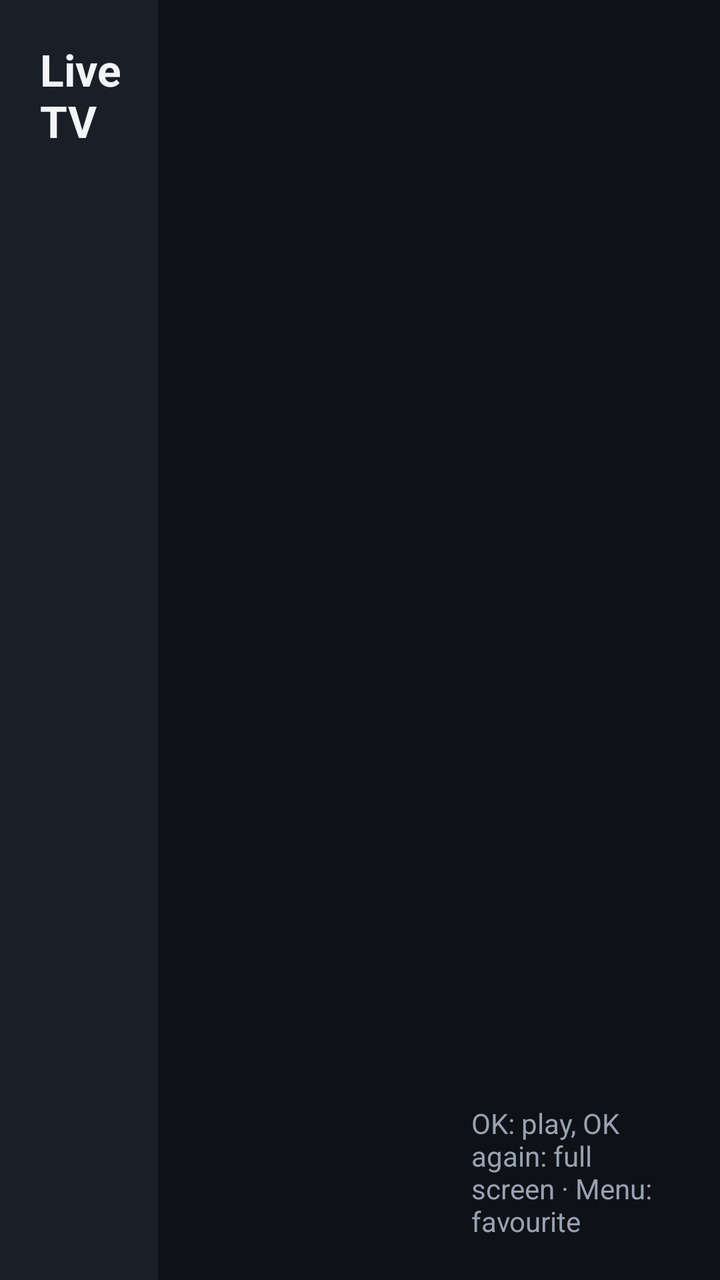
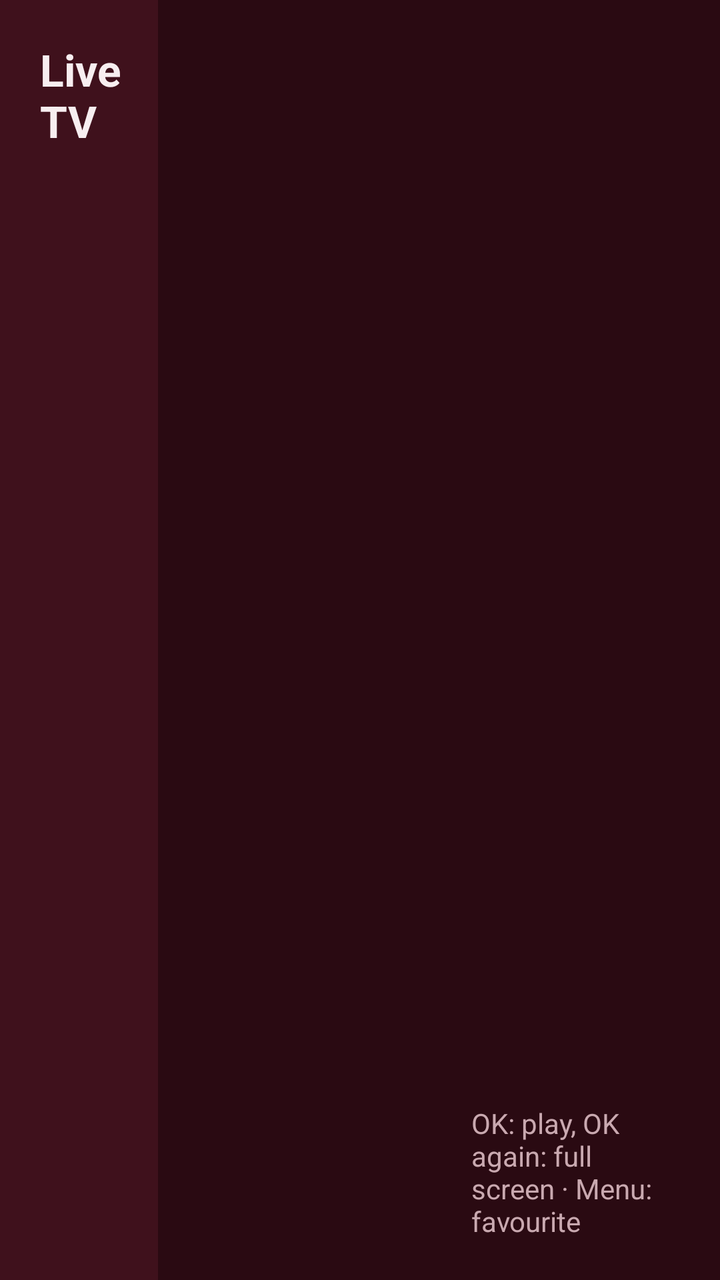

An Android layout rendered at two revisions. The XML below is the earlier revision; the diff shows what the commit changed to produce the second picture.
<!-- AndroidManifest.xml: application theme Theme.IptvPlayer -->
<!-- res/layout/screen_live.xml -->
<?xml version="1.0" encoding="utf-8"?>
<FrameLayout xmlns:android="http://schemas.android.com/apk/res/android"
    android:id="@+id/live_root"
    android:layout_width="match_parent"
    android:layout_height="match_parent"
    android:focusable="false">

    
    <LinearLayout
        android:id="@+id/panels"
        android:layout_width="match_parent"
        android:layout_height="match_parent"
        android:orientation="horizontal">

        <LinearLayout
            android:layout_width="0dp"
            android:layout_height="match_parent"
            android:layout_weight="22"
            android:background="@color/surface"
            android:orientation="vertical"
            android:paddingStart="12dp"
            android:paddingTop="20dp"
            android:paddingEnd="12dp">

            <TextView
                style="@style/Text.Title"
                android:layout_width="wrap_content"
                android:layout_height="wrap_content"
                android:paddingStart="8dp"
                android:text="@string/live_tv"
                android:textSize="22sp" />

            <androidx.recyclerview.widget.RecyclerView
                android:id="@+id/categories"
                android:layout_width="match_parent"
                android:layout_height="match_parent"
                android:layout_marginTop="12dp"
                android:scrollbars="none" />
        </LinearLayout>

        <LinearLayout
            android:layout_width="0dp"
            android:layout_height="match_parent"
            android:layout_weight="38"
            android:background="@color/background"
            android:orientation="vertical"
            android:paddingStart="12dp"
            android:paddingTop="20dp"
            android:paddingEnd="12dp">

            <TextView
                android:id="@+id/category_title"
                style="@style/Text.Body"
                android:layout_width="match_parent"
                android:layout_height="wrap_content"
                android:ellipsize="end"
                android:maxLines="1"
                android:paddingStart="8dp"
                android:textSize="20sp"
                android:textStyle="bold" />

            <FrameLayout
                android:layout_width="match_parent"
                android:layout_height="match_parent"
                android:layout_marginTop="12dp">

                <androidx.recyclerview.widget.RecyclerView
                    android:id="@+id/channels"
                    android:layout_width="match_parent"
                    android:layout_height="match_parent"
                    android:scrollbars="none" />

                <TextView
                    android:id="@+id/empty"
                    style="@style/Text.Secondary"
                    android:layout_width="wrap_content"
                    android:layout_height="wrap_content"
                    android:layout_gravity="center"
                    android:text="@string/no_channels"
                    android:visibility="gone" />
            </FrameLayout>
        </LinearLayout>

        <LinearLayout
            android:id="@+id/right"
            android:layout_width="0dp"
            android:layout_height="match_parent"
            android:layout_weight="40"
            android:orientation="vertical"
            android:padding="20dp">

            
            <View
                android:id="@+id/preview"
                android:layout_width="match_parent"
                android:layout_height="200dp" />

            <TextView
                android:id="@+id/now_name"
                style="@style/Text.Body"
                android:layout_width="match_parent"
                android:layout_height="wrap_content"
                android:layout_marginTop="16dp"
                android:ellipsize="end"
                android:maxLines="2"
                android:textSize="22sp"
                android:textStyle="bold" />

            <TextView
                android:id="@+id/now_status"
                style="@style/Text.Secondary"
                android:layout_width="match_parent"
                android:layout_height="wrap_content"
                android:layout_marginTop="6dp" />

            <View
                android:layout_width="match_parent"
                android:layout_height="0dp"
                android:layout_weight="1" />

            <TextView
                style="@style/Text.Secondary"
                android:layout_width="match_parent"
                android:layout_height="wrap_content"
                android:text="OK: play, OK again: full screen · Menu: favourite"
                android:textSize="14sp" />
        </LinearLayout>
    </LinearLayout>

    
    <LinearLayout
        android:id="@+id/banner"
        android:layout_width="match_parent"
        android:layout_height="wrap_content"
        android:layout_gravity="bottom"
        android:background="@color/scrim"
        android:orientation="vertical"
        android:paddingStart="48dp"
        android:paddingTop="20dp"
        android:paddingEnd="48dp"
        android:paddingBottom="28dp"
        android:visibility="gone">

        <TextView
            android:id="@+id/banner_name"
            style="@style/Text.Title"
            android:layout_width="match_parent"
            android:layout_height="wrap_content"
            android:ellipsize="end"
            android:maxLines="1" />

        <TextView
            android:id="@+id/banner_info"
            style="@style/Text.Secondary"
            android:layout_width="match_parent"
            android:layout_height="wrap_content"
            android:layout_marginTop="4dp" />
    </LinearLayout>

    <TextView
        android:id="@+id/osd_status"
        style="@style/Text.Body"
        android:layout_width="wrap_content"
        android:layout_height="wrap_content"
        android:layout_gravity="center"
        android:background="@color/scrim"
        android:padding="16dp"
        android:visibility="gone" />
</FrameLayout>
<!-- resources referenced by this layout -->
<resources>
  <color name="background">#FF0E1116</color>
  <color name="scrim">#CC0E1116</color>
  <color name="surface">#FF1A1F27</color>
  <string name="live_tv">Live TV</string>
  <string name="no_channels">No channels in this category</string>
  <style name="Text.Body" parent="">
          <item name="android:textColor">@color/text_primary</item>
          <item name="android:textSize">18sp</item>
      </style>
  <style name="Text.Secondary" parent="">
          <item name="android:textColor">@color/text_secondary</item>
          <item name="android:textSize">16sp</item>
      </style>
  <style name="Text.Title" parent="">
          <item name="android:textColor">@color/text_primary</item>
          <item name="android:textSize">28sp</item>
          <item name="android:textStyle">bold</item>
      </style>
  <style name="Theme.IptvPlayer" parent="android:Theme.Material.NoActionBar.Fullscreen">
          <item name="android:windowBackground">@color/background</item>
          <item name="android:colorBackground">@color/background</item>
          <item name="android:colorAccent">@color/accent</item>
          <item name="android:windowContentOverlay">@null</item>
      </style>
  <color name="text_primary">#FFF2F4F7</color>
  <color name="text_secondary">#FF98A2B3</color>
  <color name="accent">#FF2F80ED</color>
</resources>

<!-- the commit's change to res/layout/screen_live.xml (unified diff, before → after) -->
@@ -155,6 +155,23 @@
             android:layout_width="match_parent"
             android:layout_height="wrap_content"
             android:layout_marginTop="4dp" />
+
+        
+        <LinearLayout
+            android:id="@+id/controls"
+            android:layout_width="wrap_content"
+            android:layout_height="wrap_content"
+            android:layout_marginTop="16dp"
+            android:orientation="horizontal">
+
+            <TextView android:id="@+id/ctl_prev" style="@style/ControlButton" android:text="@string/ctl_prev" />
+            <TextView android:id="@+id/ctl_pause" style="@style/ControlButton" android:text="@string/ctl_pause" />
+            <TextView android:id="@+id/ctl_next" style="@style/ControlButton" android:text="@string/ctl_next" />
+            <TextView android:id="@+id/ctl_audio" style="@style/ControlButton" android:text="@string/ctl_audio" />
+            <TextView android:id="@+id/ctl_subs" style="@style/ControlButton" android:text="@string/ctl_subs" />
+            <TextView android:id="@+id/ctl_aspect" style="@style/ControlButton" android:text="@string/ctl_aspect_fit" />
+            <TextView android:id="@+id/ctl_fav" style="@style/ControlButton" android:text="@string/ctl_fav_add" />
+        </LinearLayout>
     </LinearLayout>
 
     <TextView
<!-- resource entries referenced after the edit -->
@@ -1,10 +1,26 @@
 <!-- resources referenced by this layout -->
 <resources>
-  <color name="background">#FF0E1116</color>
-  <color name="scrim">#CC0E1116</color>
-  <color name="surface">#FF1A1F27</color>
+  <color name="background">#FF2A0A12</color>
+  <color name="scrim">#D91A060B</color>
+  <color name="surface">#FF3F111C</color>
+  <string name="ctl_aspect_fit">Aspect: Fit</string>
+  <string name="ctl_audio">Audio</string>
+  <string name="ctl_fav_add">Favourite</string>
+  <string name="ctl_next">Next ›</string>
+  <string name="ctl_pause">Pause</string>
+  <string name="ctl_prev">‹ Prev</string>
+  <string name="ctl_subs">Subtitles</string>
   <string name="live_tv">Live TV</string>
   <string name="no_channels">No channels in this category</string>
+  <style name="ControlButton" parent="TileButton">
+          <item name="android:layout_width">wrap_content</item>
+          <item name="android:layout_height">44dp</item>
+          <item name="android:layout_marginEnd">10dp</item>
+          <item name="android:minWidth">88dp</item>
+          <item name="android:paddingStart">16dp</item>
+          <item name="android:paddingEnd">16dp</item>
+          <item name="android:textSize">16sp</item>
+      </style>
   <style name="Text.Body" parent="">
           <item name="android:textColor">@color/text_primary</item>
           <item name="android:textSize">18sp</item>
@@ -24,8 +40,43 @@
           <item name="android:colorAccent">@color/accent</item>
           <item name="android:windowContentOverlay">@null</item>
       </style>
-  <color name="text_primary">#FFF2F4F7</color>
-  <color name="text_secondary">#FF98A2B3</color>
-  <color name="accent">#FF2F80ED</color>
+  <style name="TileButton" parent="">
+          <item name="android:layout_height">52dp</item>
+          <item name="android:background">@drawable/bg_tile</item>
+          <item name="android:focusable">true</item>
+          <item name="android:gravity">center</item>
+          <item name="android:paddingStart">20dp</item>
+          <item name="android:paddingEnd">20dp</item>
+          <item name="android:textColor">@color/text_primary</item>
+          <item name="android:textSize">18sp</item>
+          <item name="android:stateListAnimator">@null</item>
+      </style>
+  <color name="text_primary">#FFF7EEF0</color>
+  <color name="text_secondary">#FFC9A9B0</color>
+  <color name="accent">#FFB0243F</color>
+  <!-- drawable bg_tile (drawable) -->
+  <?xml version="1.0" encoding="utf-8"?>
+  <selector xmlns:android="http://schemas.android.com/apk/res/android">
+      <item android:state_focused="true">
+          <shape android:shape="rectangle">
+              <solid android:color="@color/accent" />
+              <corners android:radius="10dp" />
+          </shape>
+      </item>
+      
+      <item android:state_activated="true">
+          <shape android:shape="rectangle">
+              <solid android:color="@color/surface_active" />
+              <corners android:radius="10dp" />
+          </shape>
+      </item>
+      <item>
+          <shape android:shape="rectangle">
+              <solid android:color="@color/surface" />
+              <corners android:radius="10dp" />
+          </shape>
+      </item>
+  </selector>
+  <color name="surface_active">#FF5E1A2A</color>
 </resources>
 
